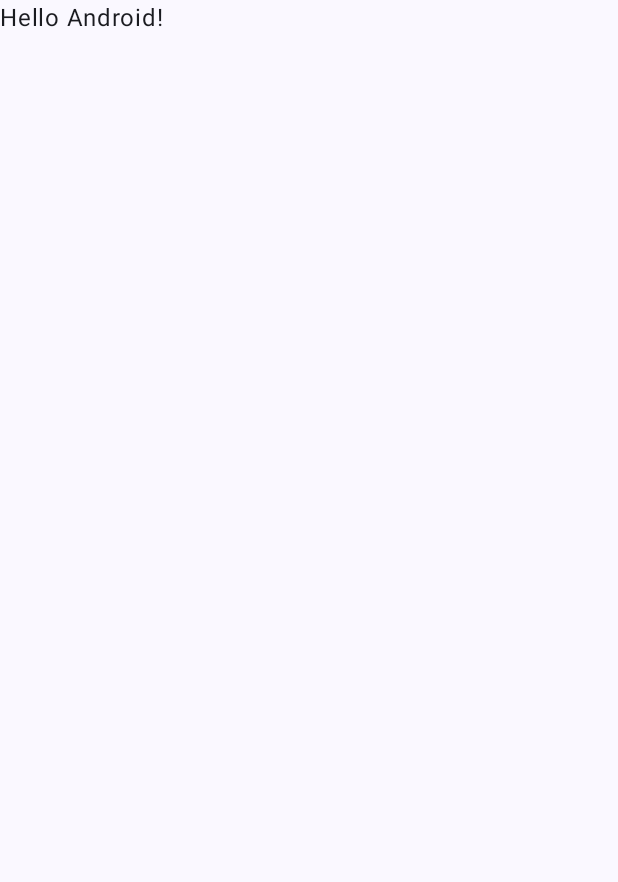
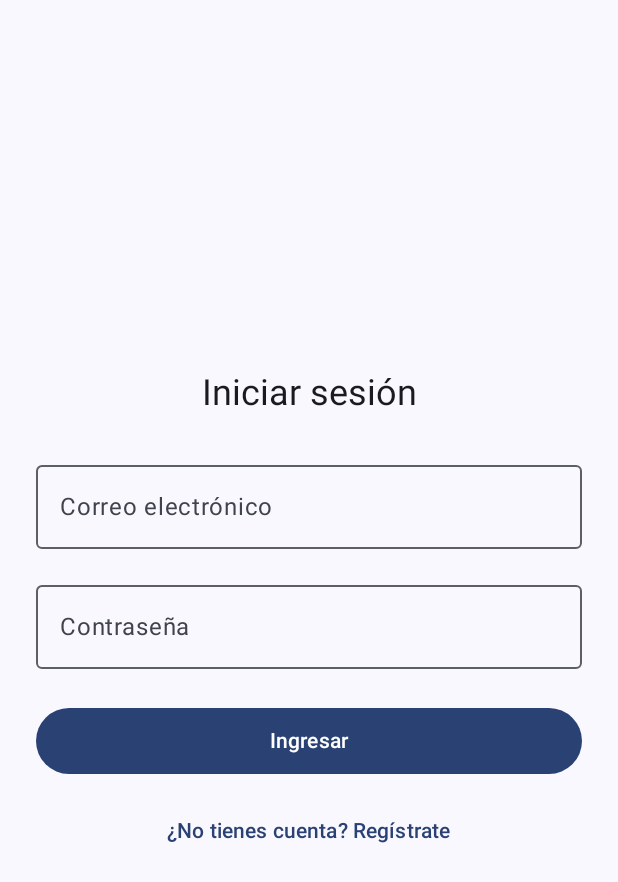
Before and after one commit to PavelR20/LinganguChat-, an Android app built with Jetpack Compose: the screen it shows after launch (MainActivity), on a phone screen of 412 x 824 dp. Before the commit the part shown is almost empty. Shown: the top 882 px of the screen. Run offline under Robolectric (Android 15) with nearby library versions, the phone set to English and light mode, and no system bars; our stand-ins replace Firebase (no records; nobody signed in at launch, a user with empty details on screens opened directly).

Commit message:
Implement Firebase authentication screens

```diff
--- a/app/build.gradle.kts
+++ b/app/build.gradle.kts
@@ -52,13 +52,16 @@ android {
 dependencies {
 
     implementation("androidx.core:core-ktx:1.10.1")
-    implementation("androidx.lifecycle:lifecycle-runtime-ktx:2.6.1")
+    implementation("androidx.lifecycle:lifecycle-runtime-ktx:2.6.2")
     implementation("androidx.activity:activity-compose:1.7.0")
+    implementation("androidx.lifecycle:lifecycle-runtime-compose:2.6.2")
+    implementation("androidx.lifecycle:lifecycle-viewmodel-compose:2.6.2")
     implementation(platform("androidx.compose:compose-bom:2023.08.00"))
     implementation("androidx.compose.ui:ui")
     implementation("androidx.compose.ui:ui-graphics")
     implementation("androidx.compose.ui:ui-tooling-preview")
     implementation("androidx.compose.material3:material3")
+    implementation("org.jetbrains.kotlinx:kotlinx-coroutines-android:1.7.3")
     testImplementation("junit:junit:4.13.2")
     androidTestImplementation("androidx.test.ext:junit:1.1.5")
     androidTestImplementation("androidx.test.espresso:espresso-core:3.5.1")
@@ -68,4 +71,5 @@ dependencies {
     debugImplementation("androidx.compose.ui:ui-test-manifest")
     implementation(platform("com.google.firebase:firebase-bom:34.3.0"))
     implementation("com.google.firebase:firebase-analytics")
+    implementation("com.google.firebase:firebase-auth-ktx")
 }
--- a/app/src/main/AndroidManifest.xml
+++ b/app/src/main/AndroidManifest.xml
@@ -1,6 +1,8 @@
 <?xml version="1.0" encoding="utf-8"?>
 <manifest xmlns:android="http://schemas.android.com/apk/res/android"
           xmlns:tools="http://schemas.android.com/tools">
+
+    <uses-permission android:name="android.permission.INTERNET" />
 
     <application
             android:allowBackup="true"
--- a/app/src/main/java/com/example/lingaguchat/MainActivity.kt
+++ b/app/src/main/java/com/example/lingaguchat/MainActivity.kt
@@ -6,10 +6,12 @@ import androidx.activity.compose.setContent
 import androidx.compose.foundation.layout.fillMaxSize
 import androidx.compose.material3.MaterialTheme
 import androidx.compose.material3.Surface
-import androidx.compose.material3.Text
-import androidx.compose.runtime.Composable
+import androidx.compose.runtime.getValue
 import androidx.compose.ui.Modifier
-import androidx.compose.ui.tooling.preview.Preview
+import androidx.lifecycle.viewmodel.compose.viewModel
+import com.example.lingaguchat.ui.auth.AuthScreen
+import com.example.lingaguchat.ui.auth.AuthViewModel
+import com.example.lingaguchat.ui.auth.ChatHomeScreen
 import com.example.lingaguchat.ui.theme.LingaguChatTheme
 
 class MainActivity : ComponentActivity() {
@@ -17,27 +19,29 @@ class MainActivity : ComponentActivity() {
         super.onCreate(savedInstanceState)
         setContent {
             LingaguChatTheme {
-                // A surface container using the 'background' color from the theme
-                Surface(modifier = Modifier.fillMaxSize(), color = MaterialTheme.colorScheme.background) {
-                    Greeting("Android")
+                Surface(
+                    modifier = Modifier.fillMaxSize(),
+                    color = MaterialTheme.colorScheme.background
+                ) {
+                    val authViewModel: AuthViewModel = viewModel()
+                    val uiState by authViewModel.uiState
+
+                    if (uiState.isAuthenticated) {
+                        ChatHomeScreen(
+                            email = uiState.userEmail.orEmpty(),
+                            isLoading = uiState.isLoading,
+                            onSignOut = authViewModel::signOut
+                        )
+                    } else {
+                        AuthScreen(
+                            uiState = uiState,
+                            onSignIn = authViewModel::signIn,
+                            onSignUp = authViewModel::register,
+                            onClearError = authViewModel::clearError
+                        )
+                    }
                 }
             }
         }
     }
 }
-
-@Composable
-fun Greeting(name: String, modifier: Modifier = Modifier) {
-    Text(
-        text = "Hello $name!",
-        modifier = modifier
-    )
-}
-
-@Preview(showBackground = true)
-@Composable
-fun GreetingPreview() {
-    LingaguChatTheme {
-        Greeting("Android")
-    }
-}
--- /dev/null
+++ b/app/src/main/java/com/example/lingaguchat/ui/auth/AuthScreen.kt
@@ -0,0 +1,219 @@
+package com.example.lingaguchat.ui.auth
+
+import androidx.compose.foundation.layout.Arrangement
+import androidx.compose.foundation.layout.Column
+import androidx.compose.foundation.layout.PaddingValues
+import androidx.compose.foundation.layout.Spacer
+import androidx.compose.foundation.layout.fillMaxSize
+import androidx.compose.foundation.layout.fillMaxWidth
+import androidx.compose.foundation.layout.height
+import androidx.compose.foundation.layout.padding
+import androidx.compose.foundation.layout.size
+import androidx.compose.foundation.text.KeyboardActions
+import androidx.compose.foundation.text.KeyboardOptions
+import androidx.compose.material3.Button
+import androidx.compose.material3.CircularProgressIndicator
+import androidx.compose.material3.MaterialTheme
+import androidx.compose.material3.OutlinedTextField
+import androidx.compose.material3.Text
+import androidx.compose.material3.TextButton
+import androidx.compose.runtime.Composable
+import androidx.compose.runtime.getValue
+import androidx.compose.runtime.mutableStateOf
+import androidx.compose.runtime.remember
+import androidx.compose.runtime.saveable.rememberSaveable
+import androidx.compose.runtime.setValue
+import androidx.compose.ui.Alignment
+import androidx.compose.ui.Modifier
+import androidx.compose.ui.text.input.ImeAction
+import androidx.compose.ui.text.input.KeyboardType
+import androidx.compose.ui.text.input.PasswordVisualTransformation
+import androidx.compose.ui.unit.dp
+
+@Composable
+fun AuthScreen(
+    uiState: AuthUiState,
+    onSignIn: (String, String) -> Unit,
+    onSignUp: (String, String, String) -> Unit,
+    onClearError: () -> Unit
+) {
+    var isLoginMode by rememberSaveable { mutableStateOf(true) }
+    var email by rememberSaveable { mutableStateOf("") }
+    var password by rememberSaveable { mutableStateOf("") }
+    var confirmPassword by rememberSaveable { mutableStateOf("") }
+
+    Column(
+        modifier = Modifier
+            .fillMaxSize()
+            .padding(horizontal = 24.dp, vertical = 32.dp),
+        horizontalAlignment = Alignment.CenterHorizontally,
+        verticalArrangement = Arrangement.Center
+    ) {
+        Text(
+            text = if (isLoginMode) "Iniciar sesión" else "Crear cuenta",
+            style = MaterialTheme.typography.headlineSmall
+        )
+
+        Spacer(modifier = Modifier.height(24.dp))
+
+        AuthTextField(
+            value = email,
+            onValueChange = {
+                email = it
+                onClearError()
+            },
+            label = "Correo electrónico",
+            imeAction = ImeAction.Next,
+            keyboardType = KeyboardType.Email
+        )
+
+        Spacer(modifier = Modifier.height(16.dp))
+
+        AuthTextField(
+            value = password,
+            onValueChange = {
+                password = it
+                onClearError()
+            },
+            label = "Contraseña",
+            imeAction = if (isLoginMode) ImeAction.Done else ImeAction.Next,
+            keyboardType = KeyboardType.Password,
+            isPassword = true,
+            onDone = {
+                if (isLoginMode) {
+                    onSignIn(email, password)
+                }
+            }
+        )
+
+        if (!isLoginMode) {
+            Spacer(modifier = Modifier.height(16.dp))
+
+            AuthTextField(
+                value = confirmPassword,
+                onValueChange = {
+                    confirmPassword = it
+                    onClearError()
+                },
+                label = "Confirmar contraseña",
+                imeAction = ImeAction.Done,
+                keyboardType = KeyboardType.Password,
+                isPassword = true,
+                onDone = {
+                    onSignUp(email, password, confirmPassword)
+                }
+            )
+        }
+
+        if (uiState.errorMessage != null) {
+            Spacer(modifier = Modifier.height(16.dp))
+            Text(
+                text = uiState.errorMessage,
+                color = MaterialTheme.colorScheme.error,
+                style = MaterialTheme.typography.bodyMedium
+            )
+        }
+
+        Spacer(modifier = Modifier.height(24.dp))
+
+        Button(
+            onClick = {
+                if (isLoginMode) {
+                    onSignIn(email, password)
+                } else {
+                    onSignUp(email, password, confirmPassword)
+                }
+            },
+            enabled = !uiState.isLoading,
+            modifier = Modifier.fillMaxWidth(),
+            contentPadding = PaddingValues(vertical = 12.dp)
+        ) {
+            if (uiState.isLoading) {
+                CircularProgressIndicator(
+                    modifier = Modifier.size(20.dp),
+                    strokeWidth = 2.dp,
+                    color = MaterialTheme.colorScheme.onPrimary
+                )
+            } else {
+                Text(text = if (isLoginMode) "Ingresar" else "Registrarme")
+            }
+        }
+
+        Spacer(modifier = Modifier.height(12.dp))
+
+        TextButton(onClick = {
+            isLoginMode = !isLoginMode
+            confirmPassword = ""
+            onClearError()
+        }) {
+            Text(
+                text = if (isLoginMode) {
+                    "¿No tienes cuenta? Regístrate"
+                } else {
+                    "¿Ya tienes cuenta? Inicia sesión"
+                }
+            )
+        }
+    }
+}
+
+@Composable
+private fun AuthTextField(
+    value: String,
+    onValueChange: (String) -> Unit,
+    label: String,
+    imeAction: ImeAction,
+    keyboardType: KeyboardType,
+    isPassword: Boolean = false,
+    onDone: (() -> Unit)? = null
+) {
+    val keyboardActions = remember(onDone) {
+        KeyboardActions(onDone = { onDone?.invoke() })
+    }
+
+    OutlinedTextField(
+        value = value,
+        onValueChange = onValueChange,
+        modifier = Modifier.fillMaxWidth(),
+        label = { Text(label) },
+        singleLine = true,
+        keyboardOptions = KeyboardOptions(
+            keyboardType = keyboardType,
+            imeAction = imeAction
+        ),
+        keyboardActions = keyboardActions,
+        visualTransformation = if (isPassword) PasswordVisualTransformation() else androidx.compose.ui.text.input.VisualTransformation.None
+    )
+}
+
+@Composable
+fun ChatHomeScreen(
+    email: String,
+    isLoading: Boolean,
+    onSignOut: () -> Unit
+) {
+    Column(
+        modifier = Modifier
+            .fillMaxSize()
+            .padding(24.dp),
+        horizontalAlignment = Alignment.CenterHorizontally,
+        verticalArrangement = Arrangement.Center
+    ) {
+        Text(
+            text = "Sesión iniciada",
+            style = MaterialTheme.typography.headlineSmall
+        )
+        Spacer(modifier = Modifier.height(12.dp))
+        Text(
+            text = "Bienvenido $email",
+            style = MaterialTheme.typography.bodyLarge
+        )
+        Spacer(modifier = Modifier.height(24.dp))
+        Button(
+            onClick = onSignOut,
+            enabled = !isLoading
+        ) {
+            Text(text = "Cerrar sesión")
+        }
+    }
+}
--- /dev/null
+++ b/app/src/main/java/com/example/lingaguchat/ui/auth/AuthViewModel.kt
@@ -0,0 +1,110 @@
+package com.example.lingaguchat.ui.auth
+
+import androidx.compose.runtime.State
+import androidx.compose.runtime.mutableStateOf
+import androidx.lifecycle.ViewModel
+import com.google.firebase.auth.FirebaseAuth
+import com.google.firebase.auth.ktx.auth
+import com.google.firebase.ktx.Firebase
+
+data class AuthUiState(
+    val isLoading: Boolean = false,
+    val errorMessage: String? = null,
+    val userEmail: String? = Firebase.auth.currentUser?.email
+) {
+    val isAuthenticated: Boolean get() = userEmail != null
+}
+
+class AuthViewModel : ViewModel() {
+
+    private val auth: FirebaseAuth = Firebase.auth
+    private val authStateListener = FirebaseAuth.AuthStateListener { firebaseAuth ->
+        val currentUser = firebaseAuth.currentUser
+        updateState {
+            it.copy(
+                isLoading = false,
+                errorMessage = null,
+                userEmail = currentUser?.email
+            )
+        }
+    }
+
+    private val _uiState = mutableStateOf(AuthUiState())
+    val uiState: State<AuthUiState> = _uiState
+
+    init {
+        auth.addAuthStateListener(authStateListener)
+    }
+
+    override fun onCleared() {
+        auth.removeAuthStateListener(authStateListener)
+        super.onCleared()
+    }
+
+    fun signIn(email: String, password: String) {
+        if (email.isBlank() || password.isBlank()) {
+            updateState { it.copy(errorMessage = "Ingrese correo y contraseña.") }
+            return
+        }
+
+        updateState { it.copy(isLoading = true, errorMessage = null) }
+        auth.signInWithEmailAndPassword(email.trim(), password)
+            .addOnCompleteListener { task ->
+                if (!task.isSuccessful) {
+                    updateState {
+                        it.copy(
+                            isLoading = false,
+                            errorMessage = task.exception?.localizedMessage
+                                ?: "No se pudo iniciar sesión."
+                        )
+                    }
+                }
+            }
+    }
+
+    fun register(email: String, password: String, confirmPassword: String) {
+        if (email.isBlank() || password.isBlank() || confirmPassword.isBlank()) {
+            updateState { it.copy(errorMessage = "Complete todos los campos.") }
+            return
+        }
+
+        if (password != confirmPassword) {
+            updateState { it.copy(errorMessage = "Las contraseñas no coinciden.") }
+            return
+        }
+
+        if (password.length < 6) {
+            updateState { it.copy(errorMessage = "La contraseña debe tener al menos 6 caracteres.") }
+            return
+        }
+
+        updateState { it.copy(isLoading = true, errorMessage = null) }
+        auth.createUserWithEmailAndPassword(email.trim(), password)
+            .addOnCompleteListener { task ->
+                if (!task.isSuccessful) {
+                    updateState {
+                        it.copy(
+                            isLoading = false,
+                            errorMessage = task.exception?.localizedMessage
+                                ?: "No se pudo registrar."
+                        )
+                    }
+                }
+            }
+    }
+
+    fun signOut() {
+        updateState { it.copy(isLoading = true, errorMessage = null) }
+        auth.signOut()
+    }
+
+    fun clearError() {
+        updateState { state ->
+            if (state.errorMessage == null) state else state.copy(errorMessage = null)
+        }
+    }
+
+    private fun updateState(transform: (AuthUiState) -> AuthUiState) {
+        _uiState.value = transform(_uiState.value)
+    }
+}
```
